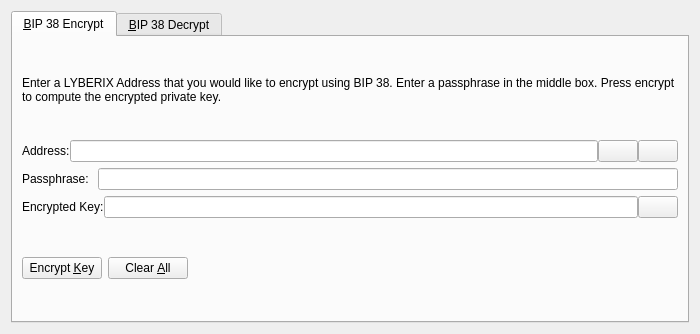
This is src/qt/forms/bip38tooldialog.ui in lyberix/lyberix as Qt 5 draws it before an edit. The edited form follows.
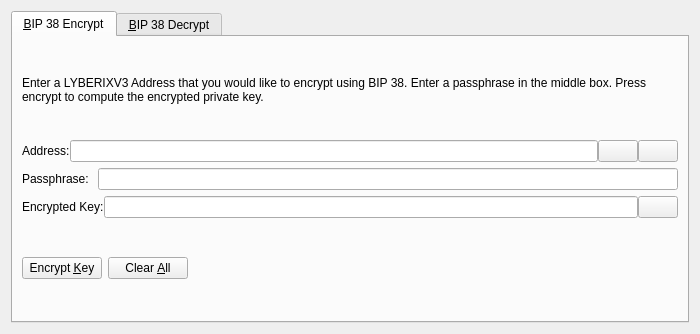
This is the edited form. The open tabs and pages were chosen to show the change. Icons and pictures are not drawn. Custom widgets are drawn as their Qt base class.

The edit to the form file:
```diff
--- a/src/qt/forms/bip38tooldialog.ui
+++ b/src/qt/forms/bip38tooldialog.ui
@@ -30,7 +30,7 @@
        <item>
         <widget class="QLabel" name="infoLabel_ENC">
          <property name="text">
-          <string>Enter a LYBERIX Address that you would like to encrypt using BIP 38. Enter a passphrase in the middle box. Press encrypt to compute the encrypted private key.</string>
+          <string>Enter a LYBERIXV3 Address that you would like to encrypt using BIP 38. Enter a passphrase in the middle box. Press encrypt to compute the encrypted private key.</string>
          </property>
          <property name="textFormat">
           <enum>Qt::PlainText</enum>
```
Left out of the diff: 24 changed lines with no effect on the pictures.
